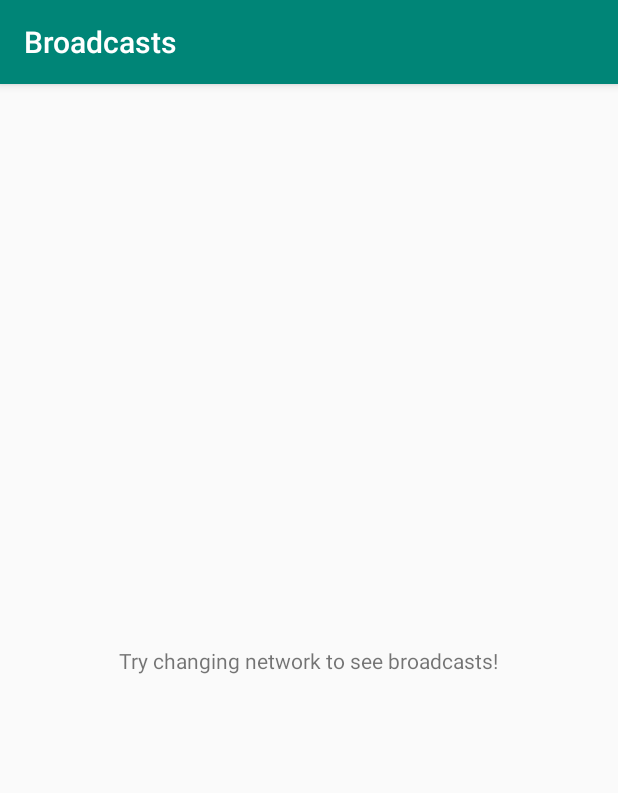
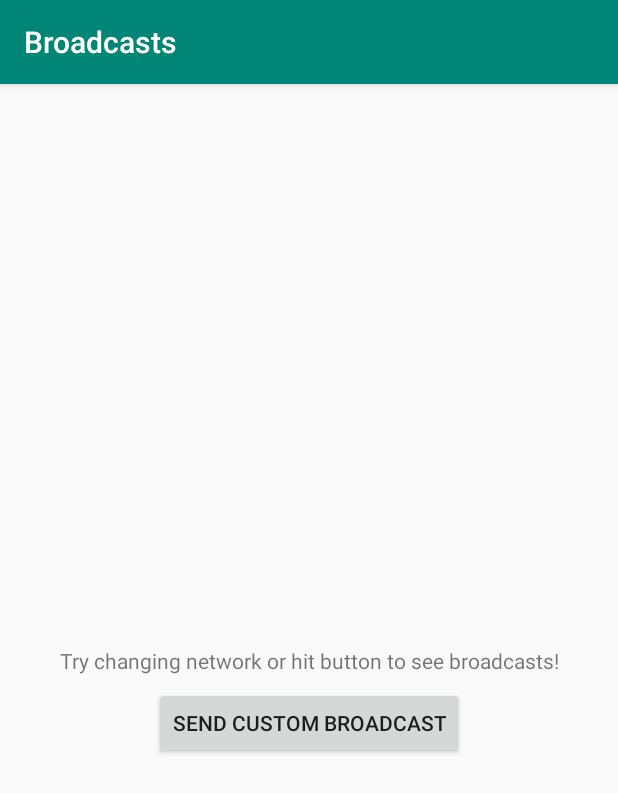
Before and after one commit to the1812/Android-Demos, an Android app: the BroadcastsActivity screen opened directly, with no data from a screen before it, on a phone screen of 412 x 824 dp. Shown: the top 793 px of the screen. Run offline under Robolectric (Android 15) with nearby library versions, the phone set to English and light mode, and no system bars.

Commit message:
Add custom broadcast.

```diff
--- a/app/src/main/AndroidManifest.xml
+++ b/app/src/main/AndroidManifest.xml
@@ -12,13 +12,17 @@
     android:supportsRtl="true"
     android:theme="@style/AppTheme"
     tools:ignore="GoogleAppIndexingWarning">
+    <receiver android:name=".broadcasts.CustomBroadcastReceiver">
+      <intent-filter>
+        <action android:name="com.helloworld.androiddemo.CUSTOM_BROADCAST"/>
+      </intent-filter>
+    </receiver>
     <activity
       android:name=".MainActivity"
       android:label="@string/app_name"
       android:launchMode="singleTask">
       <intent-filter>
         <action android:name="android.intent.action.MAIN" />
-
         <category android:name="android.intent.category.LAUNCHER" />
       </intent-filter>
     </activity>
--- a/app/src/main/java/com/helloworld/androiddemo/broadcasts/BroadcastsActivity.kt
+++ b/app/src/main/java/com/helloworld/androiddemo/broadcasts/BroadcastsActivity.kt
@@ -1,10 +1,12 @@
 package com.helloworld.androiddemo.broadcasts
 
+import android.content.Intent
 import android.content.IntentFilter
 import android.net.ConnectivityManager
 import android.support.v7.app.AppCompatActivity
 import android.os.Bundle
 import com.helloworld.androiddemo.R
+import kotlinx.android.synthetic.main.activity_broad_casts.*
 
 class BroadcastsActivity : AppCompatActivity()
 {
@@ -17,6 +19,10 @@ class BroadcastsActivity : AppCompatActivity()
         setContentView(R.layout.activity_broad_casts)
         intentFilter.addAction(ConnectivityManager.CONNECTIVITY_ACTION)
         registerReceiver(networkChangeReceiver, intentFilter)
+        buttonSend.setOnClickListener {
+            val intent = Intent("com.helloworld.androiddemo.CUSTOM_BROADCAST")
+            sendBroadcast(intent)
+        }
     }
 
     override fun onDestroy()
--- a/app/src/main/res/layout/activity_broad_casts.xml
+++ b/app/src/main/res/layout/activity_broad_casts.xml
@@ -17,4 +17,14 @@
     app:layout_constraintEnd_toEndOf="parent"
     app:layout_constraintStart_toStartOf="parent"
     app:layout_constraintTop_toTopOf="parent" />
+
+  <Button
+    android:id="@+id/buttonSend"
+    android:layout_width="wrap_content"
+    android:layout_height="wrap_content"
+    android:layout_marginTop="8dp"
+    android:text="@string/send_custom_broadcast"
+    app:layout_constraintEnd_toEndOf="parent"
+    app:layout_constraintStart_toStartOf="parent"
+    app:layout_constraintTop_toBottomOf="@+id/textView2" />
 </android.support.constraint.ConstraintLayout>
--- a/app/src/main/res/values/strings.xml
+++ b/app/src/main/res/values/strings.xml
@@ -13,5 +13,6 @@
   <string name="fragments">Fragments</string>
   <string name="fragment_demo_text">This is a fragment</string>
   <string name="broadcasts">Broadcasts</string>
-  <string name="broadcasts_hint">Try changing network to see broadcasts!</string>
+  <string name="broadcasts_hint">Try changing network or hit button to see broadcasts!</string>
+  <string name="send_custom_broadcast">Send Custom Broadcast</string>
 </resources>
```
Also changed, not shown: app/src/main/java/com/helloworld/androiddemo/broadcasts/CustomBroadcastReceiver.kt (added, +15 -0 lines).
